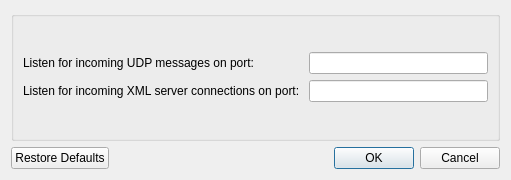
Qt form mchelper/trunk/layouts/mchelperPrefs.ui (makingthings/makecontroller) before a commit.
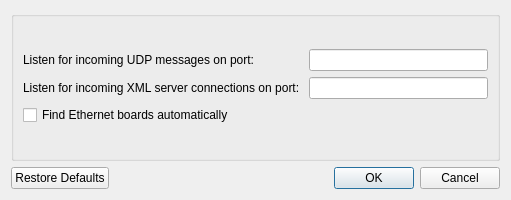
The same form after that commit.

Commit message: - added option to stop the automatic network ping

The edit to the form file:
```diff
--- a/mchelper/trunk/layouts/mchelperPrefs.ui
+++ b/mchelper/trunk/layouts/mchelperPrefs.ui
@@ -6,7 +6,7 @@
     <x>0</x>
     <y>0</y>
     <width>511</width>
-    <height>180</height>
+    <height>200</height>
    </rect>
   </property>
   <property name="sizePolicy" >
@@ -18,13 +18,13 @@
   <property name="minimumSize" >
    <size>
     <width>511</width>
-    <height>180</height>
+    <height>200</height>
    </size>
   </property>
   <property name="maximumSize" >
    <size>
     <width>511</width>
-    <height>180</height>
+    <height>200</height>
    </size>
   </property>
   <property name="windowTitle" >
@@ -59,6 +59,16 @@
         <item row="1" column="1" >
          <widget class="QLineEdit" name="xmlPortPrefs" />
         </item>
+        <item row="2" column="0" >
+         <widget class="QCheckBox" name="networkPingCheckBox" >
+          <property name="toolTip" >
+           <string>Start/stop sending probe messages to find Make Controllers on your network.</string>
+          </property>
+          <property name="text" >
+           <string>Find Ethernet boards automatically</string>
+          </property>
+         </widget>
+        </item>
        </layout>
       </item>
      </layout>
```
The commit also changes 3 other files.
